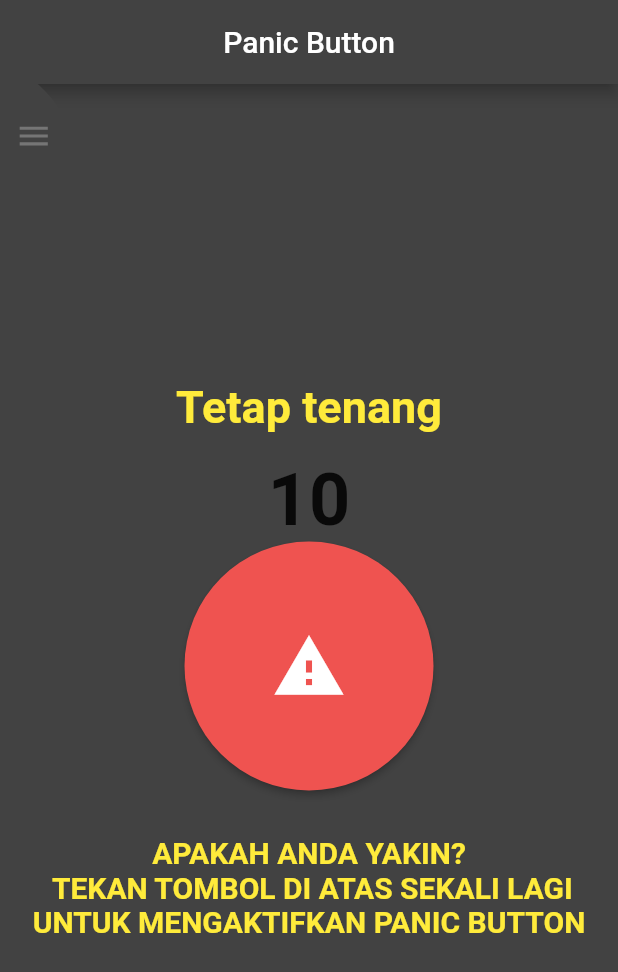
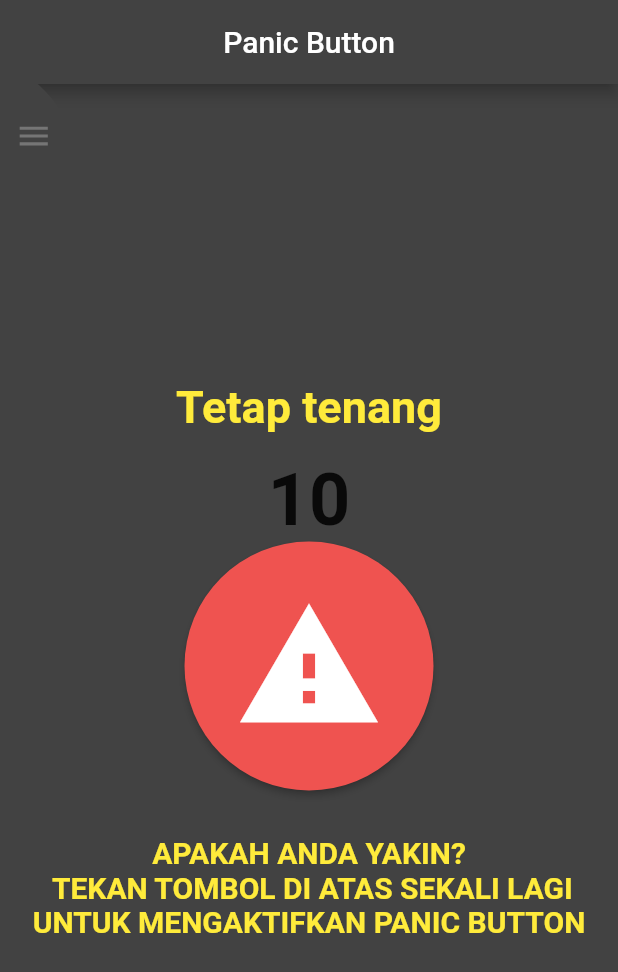
Before and after one commit to rayfazt/savera, a Flutter app: the screen it shows after launch, after a tap on the "warning" icon, on a phone screen of 412 x 824 dp. Shown: the top 972 px of the screen. Run offline on Flutter 3.47's test engine with Material 2 defaults, Android fonts, the phone set to English and light mode, and no system bars; our stand-ins replace bloc, flutter_bloc, rxdart.

Commit message:
ngerapihin tampilan homepage, sidebar, contact page

```diff
--- a/lib/pages/homepage.dart
+++ b/lib/pages/homepage.dart
@@ -16,8 +16,9 @@ class _HomeState extends State<HomePage> {
       body: Column(
         crossAxisAlignment: CrossAxisAlignment.center,
         children: <Widget>[
-          SizedBox(height: 130.0),
-          Text(
+          Padding(
+            padding: const EdgeInsets.fromLTRB(0.0, 100.0, 0.0, 0.0),
+            child: Text(
               'Hai, Joe.',
               textAlign: TextAlign.center,
               style: TextStyle(
@@ -25,7 +26,10 @@ class _HomeState extends State<HomePage> {
                 color: Colors.white,
               ),
             ),
-          Text(
+          ),
+          Padding(
+            padding: const EdgeInsets.fromLTRB(5.0, 0.0, 5.0, 65.0),
+            child: Text(
               'Apakah kamu melihat atau mengalami kekerasan seksual?',
               textAlign: TextAlign.center,
               style: TextStyle(
@@ -33,7 +37,7 @@ class _HomeState extends State<HomePage> {
                 color: Colors.white,
               ),
             ),
-          SizedBox(height: 120.0),
+          ),
           RawMaterialButton(
             onPressed: (){},
             fillColor: Colors.red[400],
@@ -45,21 +49,24 @@ class _HomeState extends State<HomePage> {
               iconSize: 100.0,
               color: Colors.white,
             ),
-            padding: EdgeInsets.all(50.0),
+            padding: EdgeInsets.all(25.0),
             shape: CircleBorder(),
           ),
-          SizedBox(height: 30.0),
-          Text(
+          Padding(
+            padding: const EdgeInsets.fromLTRB(5.0, 15.0, 5.0, 0.0),
+            child: Text(
               'TEKAN TOMBOL DI ATAS UNTUK MENGAKTIFKAN PANIC BUTTON',
               textAlign: TextAlign.center,
               style: TextStyle(
-              fontSize: 22.0,
+                fontSize: 20.0,
                 color: Colors.yellow,
                 fontWeight: FontWeight.bold,
               ),
             ),
-          SizedBox(height: 5.0),
-          Text(
+          ),
+          Padding(
+            padding: const EdgeInsets.fromLTRB(5.0, 5.0, 5.0, 35.0),
+            child: Text(
               'atau tekan tulisan ini jika kamu ingin membantu korban di sekitarmu',
               textAlign: TextAlign.center,
               style: TextStyle(
@@ -67,7 +74,7 @@ class _HomeState extends State<HomePage> {
                 color: Colors.grey,
               ),
             ),
-          SizedBox(height: 150.0),
+          ),
           Text(
             'savera',
             textAlign: TextAlign.center,
--- a/lib/pages/panicpage.dart
+++ b/lib/pages/panicpage.dart
@@ -73,10 +73,10 @@ class _PanicPageState extends State<PanicPage> {
               child: IconButton(
                 onPressed: () => _startTimer(),
                 icon : Icon(Icons.warning),
-                iconSize: 50.0,
+                iconSize: 100.0,
                 color: Colors.white,
               ),
-              padding: EdgeInsets.all(50.0),
+              padding: EdgeInsets.all(25.0),
               shape: CircleBorder(),
             ),
             SizedBox(height: 30.0),
--- a/lib/sidebar/menu_item.dart
+++ b/lib/sidebar/menu_item.dart
@@ -12,7 +12,7 @@ class MenuItem extends StatelessWidget {
     return GestureDetector(
       onTap: onTap,
       child: Padding(
-        padding: const EdgeInsets.all(16),
+        padding: const EdgeInsets.all(10),
         child: Row(
           children: <Widget>[
             Icon(
@@ -25,7 +25,7 @@ class MenuItem extends StatelessWidget {
             ),
             Text(
               title,
-              style: TextStyle(fontWeight: FontWeight.w300, fontSize: 26, color: Colors.white),
+              style: TextStyle(fontWeight: FontWeight.w300, fontSize: 20, color: Colors.white),
             )
           ],
         ),
```
Also changed, not shown: lib/pages/contact.dart (+28 -8 lines). Lines whose indentation alone changed are shown as unchanged.
